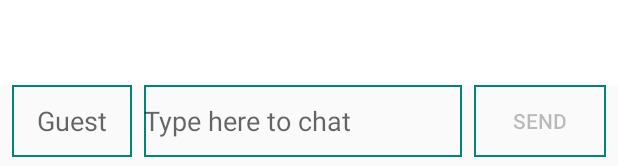
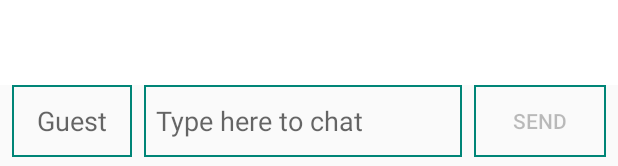
Before and after one commit to YastrubZ/Chat, an Android app: the layout activity_chat.xml on its own in the app's theme, with its tools: preview values and no code run, on a phone screen of 412 x 824 dp. Shown: the part 1067-1233 px from the top of the screen. Run offline under Robolectric (Android 15) with nearby library versions, the phone set to English and light mode, and no system bars.

Commit message:
fixed bugs

```diff
--- a/app/src/main/res/layout/activity_chat.xml
+++ b/app/src/main/res/layout/activity_chat.xml
@@ -11,7 +11,7 @@
         android:layout_width="0dp"
         android:layout_height="0dp"
         android:background="@color/chat_background_color"
-        android:paddingBottom="@dimen/chat_layout_vertical_margin"
+        android:paddingBottom="@dimen/default_text_padding"
         app:layout_constraintBottom_toTopOf="@id/userEditText"
         app:layout_constraintLeft_toLeftOf="parent"
         app:layout_constraintRight_toRightOf="parent"
@@ -21,10 +21,6 @@
             android:id="@+id/chatLayout"
             android:layout_width="match_parent"
             android:layout_height="wrap_content"
-            android:layout_marginStart="@dimen/chat_layout_horizontal_margin"
-            android:layout_marginLeft="@dimen/chat_layout_horizontal_margin"
-            android:layout_marginEnd="@dimen/chat_layout_horizontal_margin"
-            android:layout_marginRight="@dimen/chat_layout_horizontal_margin"
             android:orientation="vertical">
 
         </LinearLayout>
@@ -51,6 +47,8 @@
         app:layout_constraintBottom_toBottomOf="parent"
         android:layout_margin="8dp"
         android:background="@drawable/edit_text_background"
+        android:paddingLeft="8dp"
+        android:paddingRight="8dp"
         android:hint="@string/type_message_hint"/>
 
     <Button
--- a/app/src/main/res/values/dimens.xml
+++ b/app/src/main/res/values/dimens.xml
@@ -1,6 +1,4 @@
 <?xml version="1.0" encoding="utf-8"?>
 <resources>
-
-    <dimen name="chat_layout_horizontal_margin">16dp</dimen>
-    <dimen name="chat_layout_vertical_margin">8dp</dimen>
+    <dimen name="default_text_padding">8dp</dimen>
 </resources>
--- a/app/src/main/res/values/strings.xml
+++ b/app/src/main/res/values/strings.xml
@@ -2,7 +2,7 @@
     <string name="app_name">Chat</string>
 
     <string name="default_user_name">Guest</string>
-    <string name="default_user_message">Hello! I am new user</string>
+    <string name="default_user_message">Hello! I am a new user</string>
     <string name="type_message_hint">Type here to chat</string>
     <string name="send_button_title">Send</string>
 </resources>
```
Also changed, not shown: app/build.gradle (+5 -3 lines), app/src/main/java/com/chat/ui/ChatActivity.kt (+7 -15 lines).
